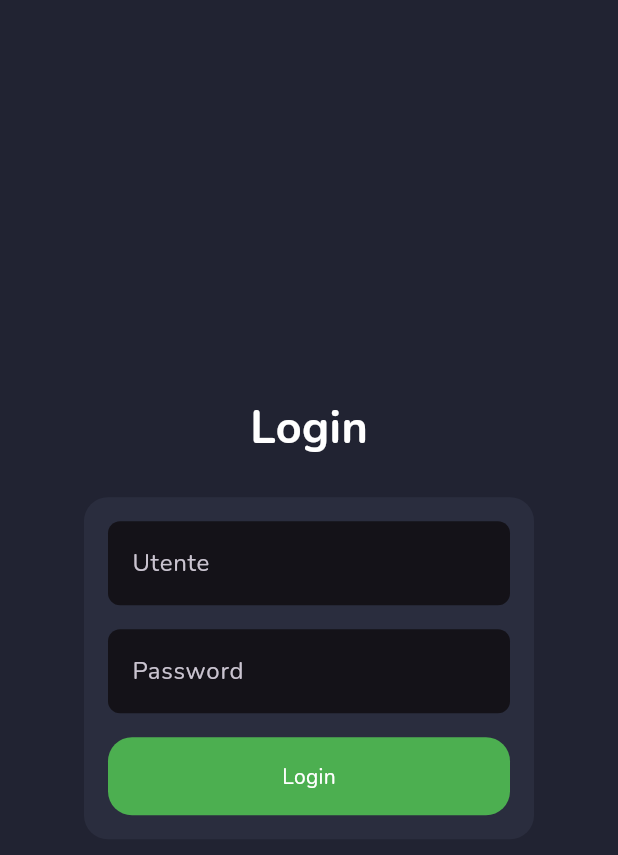
After one commit to davide-leva/curta-events, a Flutter app: the WebAuthScreen screen opened directly, after a tap on "Login", on a phone screen of 412 x 824 dp. The commit adds this screen. Shown: the top 855 px of the screen. Run offline on Flutter 3.47's test engine with Material 3 defaults, Android fonts, the phone set to English and light mode, and no system bars; our stand-ins replace audioplayers, data_table_2, fl_chart, flutter_svg, get, google_fonts and 2 more; missing offline and left inert: dart:html, flutter_mjpeg, mobile_scanner; accounts and stored records are empty; network calls fail; statements that could not run were skipped.

Commit message:
Added web support

```diff
--- a/lib/main.dart
+++ b/lib/main.dart
@@ -5,6 +5,7 @@ import 'package:admin/controllers/MenuController.dart' as controller;
 import 'package:admin/screens/lista/lista_screen.dart';
 import 'package:admin/screens/main/auth_screen.dart';
 import 'package:admin/screens/main/main_screen.dart';
+import 'package:admin/screens/main/web_auth_screen.dart';
 import 'package:admin/services/sync_service.dart';
 import 'package:flutter/material.dart';
 import 'package:flutter/services.dart';
@@ -67,6 +68,8 @@ class MyApp extends StatelessWidget {
                 );
               case SocketState.auth:
                 return AuthScreen();
+              case SocketState.web_auth:
+                return WebAuthScreen();
               case SocketState.connect:
                 10.milliseconds.delay(() =>
                     SyncService.socketState.value = SocketState.connected);
--- a/lib/models/Device.dart
+++ b/lib/models/Device.dart
@@ -64,6 +64,8 @@ class Device implements Model {
         return Icons.watch;
       case 58941:
         return Icons.tablet;
+      case 984484:
+        return Icons.webhook;
       default:
         return Icons.error;
     }
--- /dev/null
+++ b/lib/screens/main/web_auth_screen.dart
@@ -0,0 +1,109 @@
+import 'package:admin/screens/components/text_input.dart';
+import 'package:flutter/material.dart';
+import 'package:mobile_scanner/mobile_scanner.dart';
+import 'package:qr_flutter/qr_flutter.dart';
+
+import '../../constants.dart';
+import '../../controllers/Config.dart';
+import '../../services/socket_service.dart';
+import '../../services/sync_service.dart';
+
+class WebAuthScreen extends StatefulWidget {
+  WebAuthScreen({Key? key}) : super(key: key);
+
+  @override
+  State<WebAuthScreen> createState() => _WebAuthScreenState();
+
+  bool _authFailed = false;
+}
+
+class _WebAuthScreenState extends State<WebAuthScreen> {
+  @override
+  Widget build(BuildContext context) {
+    TextEditingController _userController = TextEditingController();
+    TextEditingController _pwdController = TextEditingController();
+
+    SocketService.setListener(
+      EventType.AUTH_FAIL,
+      (_) => setState(
+        () {
+          widget._authFailed = true;
+        },
+      ),
+    );
+
+    return Scaffold(
+      body: Center(
+        child: Column(
+          mainAxisAlignment: MainAxisAlignment.center,
+          children: [
+            Text(
+              "Login",
+              style: TextStyle(
+                fontSize: 30,
+                fontWeight: FontWeight.bold,
+              ),
+            ),
+            SizedBox(
+              height: 24,
+            ),
+            Container(
+              padding: EdgeInsets.all(defaultPadding),
+              width: 300,
+              decoration: BoxDecoration(
+                color: Theme.of(context).canvasColor,
+                borderRadius: BorderRadius.circular(defaultPadding),
+              ),
+              child: Column(
+                children: [
+                  TextInput(
+                    textController: _userController,
+                    label: "Utente",
+                  ),
+                  SizedBox(
+                    height: defaultPadding,
+                  ),
+                  TextInput(
+                    textController: _pwdController,
+                    label: "Password",
+                  ),
+                  SizedBox(
+                    height: defaultPadding,
+                  ),
+                  widget._authFailed
+                      ? Text(
+                          "Credenziali errate",
+                          style: Theme.of(context)
+                              .textTheme
+                              .labelSmall!
+                              .copyWith(color: Colors.red),
+                        )
+                      : Container(),
+                  widget._authFailed
+                      ? SizedBox(
+                          height: defaultPadding,
+                        )
+                      : Container(),
+                  GestureDetector(
+                    onTap: () => SocketService.login(
+                        _userController.text, _pwdController.text),
+                    child: Container(
+                      alignment: Alignment.center,
+                      width: double.infinity,
+                      padding: EdgeInsets.all(defaultPadding),
+                      decoration: BoxDecoration(
+                        color: Colors.green,
+                        borderRadius: BorderRadius.circular(defaultPadding),
+                      ),
+                      child: Text("Login"),
+                    ),
+                  ),
+                ],
+              ),
+            ),
+          ],
+        ),
+      ),
+    );
+  }
+}
--- a/lib/services/cloud_service.dart
+++ b/lib/services/cloud_service.dart
@@ -2,6 +2,7 @@ import 'dart:convert';
 
 import 'package:admin/controllers/Config.dart';
 import 'package:admin/services/sync_service.dart';
+import 'package:flutter/foundation.dart';
 import 'package:get/get.dart';
 import 'package:http/http.dart' as http;
 
@@ -121,7 +122,11 @@ class CloudService {
       id.add(chars[0]);
     }
 
-    return "dev-" + id.join("");
+    if (kIsWeb) {
+      return "web-" + id.join("");
+    } else {
+      return "dev-" + id.join("");
+    }
   }
 
   static Future<int> getInstagramFollowers() async {
--- a/lib/services/socket_service.dart
+++ b/lib/services/socket_service.dart
@@ -1,8 +1,11 @@
 import 'dart:async';
 import 'dart:convert';
+import 'dart:html';
 
 import 'package:admin/models/Event.dart';
 import 'package:admin/services/sync_service.dart';
+import 'package:crypto/crypto.dart';
+import 'package:flutter/foundation.dart';
 import 'package:get/get.dart';
 import 'package:mobile_scanner/mobile_scanner.dart';
 import 'package:web_socket_channel/web_socket_channel.dart';
@@ -14,7 +17,9 @@ enum EventType {
   HANDSHAKE,
   REGISTRATION,
   AUTH,
+  LOGIN,
   AUTH_DONE,
+  AUTH_FAIL,
   UPDATE,
   SETTING,
   CALL,
@@ -35,12 +40,15 @@ class SocketService {
     wss = WebSocketChannel.connect(Uri.parse(Config.get('socketEndpoint')));
     wss.ready.then((value) {
       SyncService.cloudState.value = CloudState.online;
-
-      send(SocketEvent(
-          from: Config.get('deviceID'),
-          to: 'server',
-          type: EventType.HANDSHAKE,
-          data: {}));
+      if (kIsWeb) {
+        SyncService.socketState.value = SocketState.web_auth;
+      } else {
+        send(SocketEvent(
+            from: Config.get('deviceID'),
+            to: 'server',
+            type: EventType.HANDSHAKE,
+            data: {}));
+      }
     });
 
     wss.stream.listen((event) {
@@ -78,6 +86,14 @@ class SocketService {
         },
       ),
     );
+  }
+
+  static void login(String user, String pass) {
+    send(SocketEvent(
+        from: Config.get('deviceID'),
+        to: 'server',
+        type: EventType.LOGIN,
+        data: {"user": user, "hash": _generateHash(pass)}));
   }
 
   static void call(String who) {
@@ -171,4 +187,10 @@ class SocketService {
       } finally {}
     }
   }
+
+  static String _generateHash(String data) {
+    var content = new Utf8Encoder().convert(data);
+    var digest = md5.convert(content);
+    return digest.toString();
+  }
 }
--- a/lib/services/sync_service.dart
+++ b/lib/services/sync_service.dart
@@ -31,7 +31,7 @@ enum CloudState {
   offline,
 }
 
-enum SocketState { pending, auth, connect, connected }
+enum SocketState { pending, auth, web_auth, connect, connected }
 
 class SyncService {
   static final ValueNotifier<SocketState> socketState =
@@ -94,6 +94,19 @@ class SyncService {
     SocketService.setListener(EventType.SETTING, (event) {
       Config.set(event.data['key'], event.data['value']);
     });
+
+    SocketService.setListener(EventType.AUTH, (event) {
+      print("TESTTTTTTTTTTTTTT");
+      Device device = Device.fromJson(event.data['device']);
+
+      Config.set('operator', device.operator);
+      Config.set('place', device.place);
+      Config.set('userLevel', device.type);
+      Config.set('icon', device.icon.codePoint.toString());
+      Config.set('key', event.data['key']);
+
+      SyncService.socketState.value = SocketState.connect;
+    });
   }
 
   static String id(Collection collection) {
--- a/pubspec.yaml
+++ b/pubspec.yaml
@@ -47,6 +47,7 @@ dependencies:
   flutter_mjpeg: ^2.0.0
   qr_flutter: ^4.1.0
   mobile_scanner: ^3.4.1
+  crypto: ^3.0.3
 
 dev_dependencies:
   flutter_test:
```
Also changed, not shown: pubspec.lock, 1 other file.
